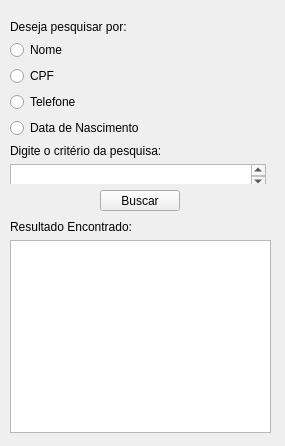
Qt form AppHotel/busca.ui (ThomDumont/Projeto-Hotel) before a commit.
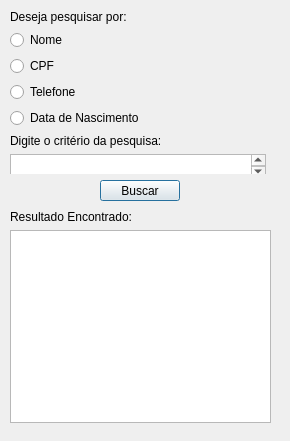
The same form after that commit.

Patch:
```diff
--- a/AppHotel/busca.ui
+++ b/AppHotel/busca.ui
@@ -1,58 +1,23 @@
 <?xml version="1.0" encoding="UTF-8"?>
 <ui version="4.0">
- <class>Form</class>
- <widget class="QWidget" name="Form">
+ <class>busca</class>
+ <widget class="QDialog" name="busca">
   <property name="geometry">
    <rect>
     <x>0</x>
     <y>0</y>
-    <width>285</width>
-    <height>446</height>
+    <width>290</width>
+    <height>441</height>
    </rect>
   </property>
   <property name="windowTitle">
    <string>Form</string>
   </property>
-  <widget class="QPushButton" name="btnBuscar">
-   <property name="geometry">
-    <rect>
-     <x>100</x>
-     <y>190</y>
-     <width>80</width>
-     <height>21</height>
-    </rect>
-   </property>
-   <property name="text">
-    <string>Buscar</string>
-   </property>
-  </widget>
   <widget class="QWidget" name="layoutWidget">
    <property name="geometry">
     <rect>
      <x>10</x>
-     <y>220</y>
-     <width>261</width>
-     <height>213</height>
-    </rect>
-   </property>
-   <layout class="QGridLayout" name="gridLayout">
-    <item row="0" column="0">
-     <widget class="QLabel" name="label_3">
-      <property name="text">
-       <string>Resultado Encontrado:</string>
-      </property>
-     </widget>
-    </item>
-    <item row="1" column="0">
-     <widget class="QTextBrowser" name="txtResultado"/>
-    </item>
-   </layout>
-  </widget>
-  <widget class="QWidget" name="layoutWidget">
-   <property name="geometry">
-    <rect>
-     <x>10</x>
-     <y>20</y>
+     <y>10</y>
      <width>264</width>
      <height>164</height>
     </rect>
@@ -118,6 +83,41 @@
     </item>
    </layout>
   </widget>
+  <widget class="QWidget" name="layoutWidget_2">
+   <property name="geometry">
+    <rect>
+     <x>10</x>
+     <y>210</y>
+     <width>261</width>
+     <height>213</height>
+    </rect>
+   </property>
+   <layout class="QGridLayout" name="gridLayout">
+    <item row="0" column="0">
+     <widget class="QLabel" name="label_3">
+      <property name="text">
+       <string>Resultado Encontrado:</string>
+      </property>
+     </widget>
+    </item>
+    <item row="1" column="0">
+     <widget class="QTextBrowser" name="txtResultado"/>
+    </item>
+   </layout>
+  </widget>
+  <widget class="QPushButton" name="btnBuscar">
+   <property name="geometry">
+    <rect>
+     <x>100</x>
+     <y>180</y>
+     <width>80</width>
+     <height>21</height>
+    </rect>
+   </property>
+   <property name="text">
+    <string>Buscar</string>
+   </property>
+  </widget>
  </widget>
  <resources/>
  <connections/>
```
Left out of the diff: 2 changed lines with no effect on the pictures.
